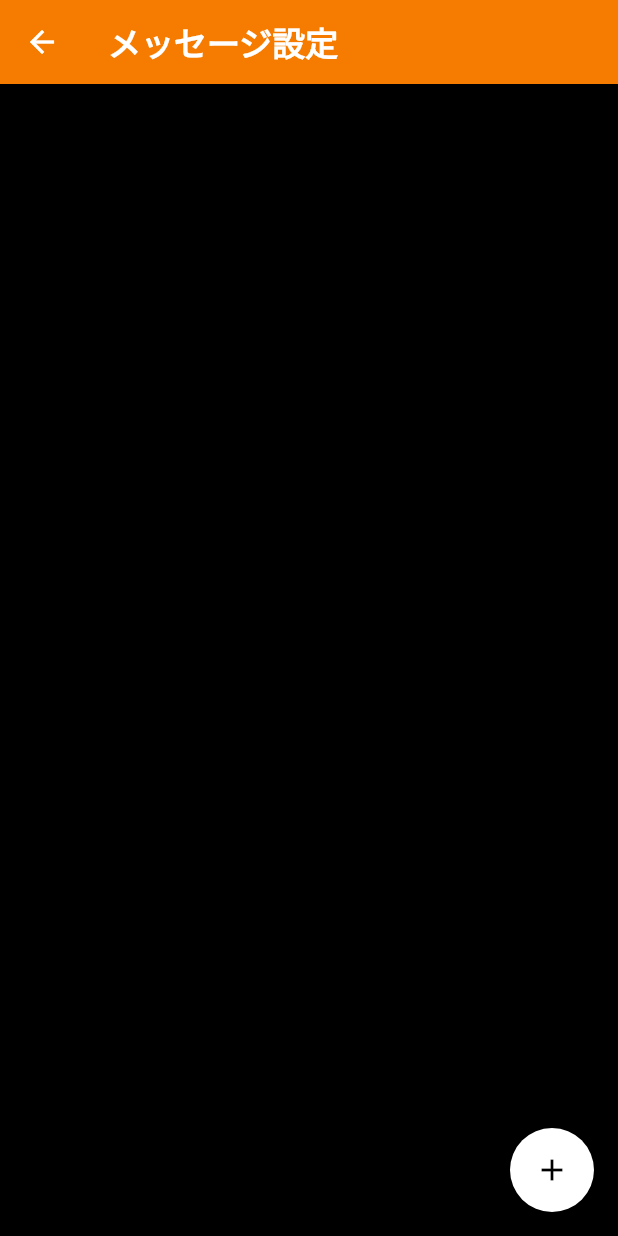
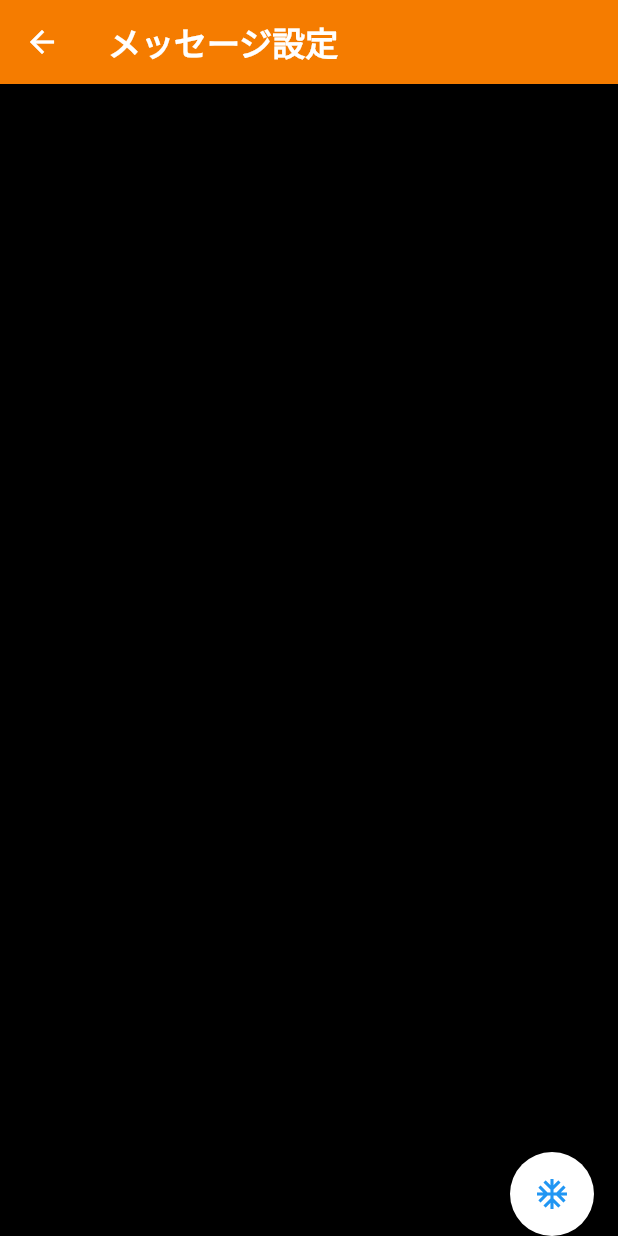
Before and after one commit to Akihi-Sumi/GraduateProject, a Flutter app: the EditMessagePage screen opened directly, on a phone screen of 412 x 824 dp. Run offline on Flutter 3.47's test engine with Material 2 defaults, Android fonts, the phone set to English and light mode, and no system bars; our stand-ins replace qr_flutter; missing offline and left inert: qr_code_scanner.

Commit message:
0607 - Akihi

```diff
--- /dev/null
+++ b/lib/fan/fan_bubble.dart
@@ -0,0 +1,155 @@
+import 'package:flutter/material.dart';
+
+class Bubble {
+  const Bubble({
+    required this.title,
+    required this.titleStyle,
+    required this.iconColor,
+    required this.bubbleColor,
+    required this.icon,
+    required this.onPress,
+  });
+
+  final IconData icon;
+  final Color iconColor;
+  final Color bubbleColor;
+  final void Function() onPress;
+  final String title;
+  final TextStyle titleStyle;
+}
+
+class BubbleMenu extends StatelessWidget {
+  const BubbleMenu(this.item, {Key? key}) : super(key: key);
+
+  final Bubble item;
+
+  @override
+  Widget build(BuildContext context) {
+    return MaterialButton(
+      shape: const StadiumBorder(),
+      padding: const EdgeInsets.only(top: 11, bottom: 13, left: 32, right: 32),
+      color: item.bubbleColor,
+      splashColor: Colors.grey.withOpacity(0.1),
+      highlightColor: Colors.grey.withOpacity(0.1),
+      elevation: 2,
+      highlightElevation: 2,
+      disabledColor: item.bubbleColor,
+      onPressed: item.onPress,
+      child: Row(
+        mainAxisSize: MainAxisSize.min,
+        children: <Widget>[
+          Icon(
+            item.icon,
+            color: item.iconColor,
+          ),
+          const SizedBox(
+            width: 10.0,
+          ),
+          Text(
+            item.title,
+            style: item.titleStyle,
+          ),
+        ],
+      ),
+    );
+  }
+}
+
+class _DefaultHeroTag {
+  const _DefaultHeroTag();
+  @override
+  String toString() => '<default FloatingActionBubble tag>';
+}
+
+class FloatingActionBubble extends AnimatedWidget {
+  const FloatingActionBubble({
+    Key? key,
+    required this.items,
+    required this.onPress,
+    required this.iconColor,
+    required this.backGroundColor,
+    required Animation animation,
+    this.heroTag,
+    this.iconData,
+    this.animatedIconData,
+  })  : assert((iconData == null && animatedIconData != null) ||
+            (iconData != null && animatedIconData == null)),
+        super(listenable: animation, key: key);
+
+  final List<Bubble> items;
+  final void Function() onPress;
+  final AnimatedIconData? animatedIconData;
+  final Object? heroTag;
+  final IconData? iconData;
+  final Color iconColor;
+  final Color backGroundColor;
+
+  get _animation => listenable;
+
+  Widget buildItem(BuildContext context, int index) {
+    final screenWidth = MediaQuery.of(context).size.width;
+
+    TextDirection textDirection = Directionality.of(context);
+
+    double animationDirection = textDirection == TextDirection.ltr ? -1 : 1;
+
+    final transform = Matrix4.translationValues(
+      animationDirection *
+          (screenWidth - _animation.value * screenWidth) *
+          ((items.length - index) / 4),
+      0.0,
+      0.0,
+    );
+
+    return Align(
+      alignment: textDirection == TextDirection.ltr
+          ? Alignment.centerRight
+          : Alignment.centerLeft,
+      child: Transform(
+        transform: transform,
+        child: Opacity(
+          opacity: _animation.value,
+          child: BubbleMenu(items[index]),
+        ),
+      ),
+    );
+  }
+
+  @override
+  Widget build(BuildContext context) {
+    return Column(
+      mainAxisSize: MainAxisSize.min,
+      crossAxisAlignment: CrossAxisAlignment.end,
+      children: [
+        IgnorePointer(
+          ignoring: _animation.value == 0,
+          child: ListView.separated(
+            shrinkWrap: true,
+            physics: const NeverScrollableScrollPhysics(),
+            separatorBuilder: (_, __) => const SizedBox(height: 12.0),
+            padding: const EdgeInsets.symmetric(vertical: 12),
+            itemCount: items.length,
+            itemBuilder: buildItem,
+          ),
+        ),
+        FloatingActionButton(
+          heroTag: heroTag ?? const _DefaultHeroTag(),
+          backgroundColor: backGroundColor,
+          onPressed: onPress,
+          // iconData is mutually exclusive with animatedIconData
+          // only 1 can be null at the time
+          child: iconData == null
+              ? AnimatedIcon(
+                  icon: animatedIconData!,
+                  progress: _animation,
+                  color: iconColor,
+                )
+              : Icon(
+                  iconData,
+                  color: iconColor,
+                ),
+        ),
+      ],
+    );
+  }
+}
--- a/lib/fan_floating_menu/fan_floating_menu.dart
+++ /dev/null
@@ -1,4 +0,0 @@
-library simple_speed_dial;
-
-export 'src/simple_speed_dial.dart';
-export 'src/simple_speed_dial_child.dart';
--- a/lib/fan_floating_menu/src/simple_speed_dial.dart
+++ /dev/null
@@ -1,231 +0,0 @@
-import 'package:flutter/material.dart';
-
-import 'simple_speed_dial_child.dart';
-
-class SpeedDial extends StatefulWidget {
-  const SpeedDial({
-    Key? key,
-    required this.child,
-    required this.speedDialChildren,
-    this.labelsStyle,
-    this.labelsBackgroundColor,
-    this.controller,
-    this.closedForegroundColor,
-    this.openForegroundColor,
-    this.closedBackgroundColor,
-    this.openBackgroundColor,
-  }) : super(key: key);
-
-  final Widget child;
-
-  /// A list of [SpeedDialChild] to display when the [SpeedDial] is open.
-  final List<SpeedDialChild> speedDialChildren;
-
-  /// Specifies the [SpeedDialChild] label text style.
-  final TextStyle? labelsStyle;
-
-  /// The background color of the labels.
-  final Color? labelsBackgroundColor;
-
-  /// An animation controller for the [SpeedDial].
-  ///
-  /// Provide an [AnimationController] to control the animations
-  /// from outside the [SpeedDial] widget.
-  final AnimationController? controller;
-
-  /// The color of the [SpeedDial] button foreground when closed.
-  ///
-  /// The [SpeedDial] foreground will animate to this color when the user
-  /// closes the speed dial.
-  final Color? closedForegroundColor;
-
-  /// The color of the [SpeedDial] button foreground when opened.
-  ///
-  /// The [SpeedDial] foreground will animate to this color when the user
-  /// opens the speed dial.
-  final Color? openForegroundColor;
-
-  /// The color of the [SpeedDial] button background when closed.
-  ///
-  /// The [SpeedDial] background will animate to this color when the user
-  /// closes the speed dial.
-  final Color? closedBackgroundColor;
-
-  /// The color of the [SpeedDial] button background when open.
-  ///
-  /// The [SpeedDial] background will animate to this color when the user
-  /// opens the speed dial.
-  final Color? openBackgroundColor;
-
-  @override
-  State<StatefulWidget> createState() {
-    return _SpeedDialState();
-  }
-}
-
-class _SpeedDialState extends State<SpeedDial>
-    with SingleTickerProviderStateMixin {
-  late AnimationController _animationController;
-  late Animation<Color?> _backgroundColorAnimation;
-  late Animation<Color?> _foregroundColorAnimation;
-  final List<Animation<double>> _speedDialChildAnimations =
-      <Animation<double>>[];
-
-  @override
-  void initState() {
-    _animationController = widget.controller ??
-        AnimationController(
-            vsync: this, duration: const Duration(milliseconds: 450));
-    _animationController.addListener(() {
-      if (mounted) {
-        setState(() {});
-      }
-    });
-
-    _backgroundColorAnimation = ColorTween(
-      begin: widget.closedBackgroundColor,
-      end: widget.openBackgroundColor,
-    ).animate(_animationController);
-
-    _foregroundColorAnimation = ColorTween(
-      begin: widget.closedForegroundColor,
-      end: widget.openForegroundColor,
-    ).animate(_animationController);
-
-    final double fractionOfOneSpeedDialChild =
-        1.0 / widget.speedDialChildren.length;
-    for (int speedDialChildIndex = 0;
-        speedDialChildIndex < widget.speedDialChildren.length;
-        ++speedDialChildIndex) {
-      final List<TweenSequenceItem<double>> tweenSequenceItems =
-          <TweenSequenceItem<double>>[];
-
-      final double firstWeight =
-          fractionOfOneSpeedDialChild * speedDialChildIndex;
-      if (firstWeight > 0.0) {
-        tweenSequenceItems.add(TweenSequenceItem<double>(
-          tween: ConstantTween<double>(0.0),
-          weight: firstWeight,
-        ));
-      }
-
-      tweenSequenceItems.add(TweenSequenceItem<double>(
-        tween: Tween<double>(begin: 0.0, end: 1.0),
-        weight: fractionOfOneSpeedDialChild,
-      ));
-
-      final double lastWeight = fractionOfOneSpeedDialChild *
-          (widget.speedDialChildren.length - 1 - speedDialChildIndex);
-      if (lastWeight > 0.0) {
-        tweenSequenceItems.add(TweenSequenceItem<double>(
-            tween: ConstantTween<double>(1.0), weight: lastWeight));
-      }
-
-      _speedDialChildAnimations.insert(
-          0,
-          TweenSequence<double>(tweenSequenceItems)
-              .animate(_animationController));
-    }
-
-    super.initState();
-  }
-
-  @override
-  void dispose() {
-    _animationController.dispose();
-    super.dispose();
-  }
-
-  @override
-  Widget build(BuildContext context) {
-    int speedDialChildAnimationIndex = 0;
-
-    return Column(
-      mainAxisSize: MainAxisSize.min,
-      crossAxisAlignment: CrossAxisAlignment.end,
-      children: <Widget>[
-        if (!_animationController.isDismissed)
-          Padding(
-            padding: const EdgeInsets.only(right: 4),
-            child: Column(
-              crossAxisAlignment: CrossAxisAlignment.end,
-              children: widget.speedDialChildren
-                  .map<Widget>((SpeedDialChild speedDialChild) {
-                final Widget speedDialChildWidget = Opacity(
-                  opacity:
-                      _speedDialChildAnimations[speedDialChildAnimationIndex]
-                          .value,
-                  child: Row(
-                    mainAxisAlignment: MainAxisAlignment.end,
-                    crossAxisAlignment: CrossAxisAlignment.center,
-                    children: <Widget>[
-                      if (speedDialChild.label != null)
-                        Padding(
-                          padding: const EdgeInsets.only(right: 16.0 - 4.0),
-                          child: Card(
-                            elevation: 6.0,
-                            color: widget.labelsBackgroundColor ?? Colors.white,
-                            semanticContainer: true,
-                            clipBehavior: Clip.antiAliasWithSaveLayer,
-                            child: InkWell(
-                              onTap: () => _onTap(speedDialChild),
-                              child: Padding(
-                                padding: const EdgeInsets.symmetric(
-                                    horizontal: 16.0, vertical: 8.0),
-                                child: Text(
-                                  speedDialChild.label!,
-                                  style: widget.labelsStyle,
-                                ),
-                              ),
-                            ),
-                          ),
-                        ),
-                      ScaleTransition(
-                        scale: _speedDialChildAnimations[
-                            speedDialChildAnimationIndex],
-                        child: Padding(
-                          padding: const EdgeInsets.symmetric(vertical: 4.0),
-                          child: FloatingActionButton(
-                            heroTag: speedDialChildAnimationIndex,
-                            mini: true,
-                            child: speedDialChild.child,
-                            foregroundColor: speedDialChild.foregroundColor,
-                            backgroundColor: speedDialChild.backgroundColor,
-                            onPressed: () => _onTap(speedDialChild),
-                          ),
-                        ),
-                      ),
-                    ],
-                  ),
-                );
-                speedDialChildAnimationIndex++;
-                return speedDialChildWidget;
-              }).toList(),
-            ),
-          ),
-        Padding(
-          padding: const EdgeInsets.only(top: 8.0),
-          child: FloatingActionButton(
-            foregroundColor: _foregroundColorAnimation.value,
-            backgroundColor: _backgroundColorAnimation.value,
-            onPressed: () {
-              if (_animationController.isDismissed) {
-                _animationController.forward();
-              } else {
-                _animationController.reverse();
-              }
-            },
-            child: widget.child,
-          ),
-        )
-      ],
-    );
-  }
-
-  void _onTap(SpeedDialChild speedDialChild) {
-    if (speedDialChild.closeSpeedDialOnPressed) {
-      _animationController.reverse();
-    }
-    speedDialChild.onPressed.call();
-  }
-}
--- a/lib/fan_floating_menu/src/simple_speed_dial_child.dart
+++ /dev/null
@@ -1,33 +0,0 @@
-import 'package:flutter/widgets.dart';
-
-class SpeedDialChild {
-  const SpeedDialChild({
-    required this.child,
-    required this.onPressed,
-    this.foregroundColor,
-    this.backgroundColor,
-    this.label,
-    this.closeSpeedDialOnPressed = true,
-  });
-
-  /// A widget to display as the [SpeedDialChild].
-  final Widget child;
-
-  /// A callback to be executed when the [SpeedDialChild] is pressed.
-  final Function onPressed;
-
-  /// The [SpeedDialChild] foreground color.
-  final Color? foregroundColor;
-
-  /// The [SpeedDialChild] background color.
-  final Color? backgroundColor;
-
-  /// The text displayed next to the [SpeedDialChild] when the [SpeedDial] is open.
-  final String? label;
-
-  /// Whether the [SpeedDial] should close after the [onPressed] callback of
-  /// [SpeedDialChild] is called.
-  ///
-  /// Defaults to [true].
-  final bool closeSpeedDialOnPressed;
-}
--- a/lib/ui/settings/edit_message.dart
+++ b/lib/ui/settings/edit_message.dart
@@ -1,6 +1,5 @@
 import 'package:flutter/material.dart';
-import 'package:graduate_app/fan_floating_menu/src/simple_speed_dial.dart';
-import 'package:graduate_app/fan_floating_menu/src/simple_speed_dial_child.dart';
+import 'package:graduate_app/fan/fan_bubble.dart';
 
 class EditMessagePage extends StatefulWidget {
   const EditMessagePage({Key? key}) : super(key: key);
@@ -9,8 +8,24 @@ class EditMessagePage extends StatefulWidget {
   _EditMessagePageState createState() => _EditMessagePageState();
 }
 
-class _EditMessagePageState extends State<EditMessagePage> {
-  String _text = "";
+class _EditMessagePageState extends State<EditMessagePage>
+    with SingleTickerProviderStateMixin {
+  late Animation<double> _animation;
+  late AnimationController _animationController;
+
+  @override
+  void initState() {
+    _animationController = AnimationController(
+      vsync: this,
+      duration: const Duration(milliseconds: 260),
+    );
+
+    final curvedAnimation =
+        CurvedAnimation(parent: _animationController, curve: Curves.easeInOut);
+    _animation = Tween<double>(begin: 0, end: 1).animate(curvedAnimation);
+
+    super.initState();
+  }
 
   @override
   Widget build(BuildContext context) {
@@ -27,50 +42,62 @@ class _EditMessagePageState extends State<EditMessagePage> {
             ),
             backgroundColor: Colors.orange.shade700,
           ),
-        body: Center(child: Text(_text)),
-        floatingActionButton: SpeedDial(
-          speedDialChildren: <SpeedDialChild>[
-            SpeedDialChild(
-              child: const Icon(Icons.directions_run),
-              foregroundColor: Colors.white,
-              backgroundColor: Colors.red,
-              label: 'Let\'s go for a run!',
-              onPressed: () {
-                setState(() {
-                  _text = 'You pressed "Let\'s go for a run!"';
-                });
+          //body: Center(child: Text(_text)),
+          floatingActionButtonLocation: FloatingActionButtonLocation.endDocked,
+          floatingActionButton: FloatingActionBubble(
+            items: <Bubble>[
+              Bubble(
+                title: "Settings",
+                iconColor: Colors.white,
+                bubbleColor: Colors.blue,
+                icon: Icons.settings,
+                titleStyle: const TextStyle(fontSize: 16, color: Colors.white),
+                onPress: () {
+                  _animationController.reverse();
                 },
               ),
-            SpeedDialChild(
-              child: const Icon(Icons.directions_walk),
-              foregroundColor: Colors.black,
-              backgroundColor: Colors.yellow,
-              label: 'Let\'s go for a walk!',
-              onPressed: () {
-                setState(() {
-                  _text = 'You pressed "Let\'s go for a walk!"';
-                });
+              // Floating action menu item
+              Bubble(
+                title: "Profile",
+                iconColor: Colors.white,
+                bubbleColor: Colors.blue,
+                icon: Icons.people,
+                titleStyle: const TextStyle(fontSize: 16, color: Colors.white),
+                onPress: () {
+                  _animationController.reverse();
                 },
               ),
-            SpeedDialChild(
-              child: const Icon(Icons.directions_bike),
-              foregroundColor: Colors.white,
-              backgroundColor: Colors.green,
-              label: 'Let\'s go cycling!',
-              onPressed: () {
-                setState(() {
-                  _text = 'You pressed "Let\'s go cycling!"';
-                });
+              //Floating action menu item
+              Bubble(
+                title: "Home",
+                iconColor: Colors.white,
+                bubbleColor: Colors.blue,
+                icon: Icons.home,
+                titleStyle: const TextStyle(fontSize: 16, color: Colors.white),
+                onPress: () {
+                  Navigator.push(
+                      context,
+                      MaterialPageRoute(
+                          builder: (BuildContext context) =>
+                              const EditMessagePage()));
+                  _animationController.reverse();
                 },
               ),
             ],
-          closedForegroundColor: Colors.black,
-          openForegroundColor: Colors.white,
-          closedBackgroundColor: Colors.white,
-          openBackgroundColor: Colors.black,
-          child: const Icon(Icons.add),
-        ),
-      ),
+            animation: _animation,
+
+            // On pressed change animation state
+            onPress: () => _animationController.isCompleted
+                ? _animationController.reverse()
+                : _animationController.forward(),
+
+            // Floating Action button Icon color
+            iconColor: Colors.blue,
+
+            // Floating Action button Icon
+            iconData: Icons.ac_unit,
+            backGroundColor: Colors.white,
+          )),
     );
   }
 }
```
Lines whose indentation alone changed are shown as unchanged.
